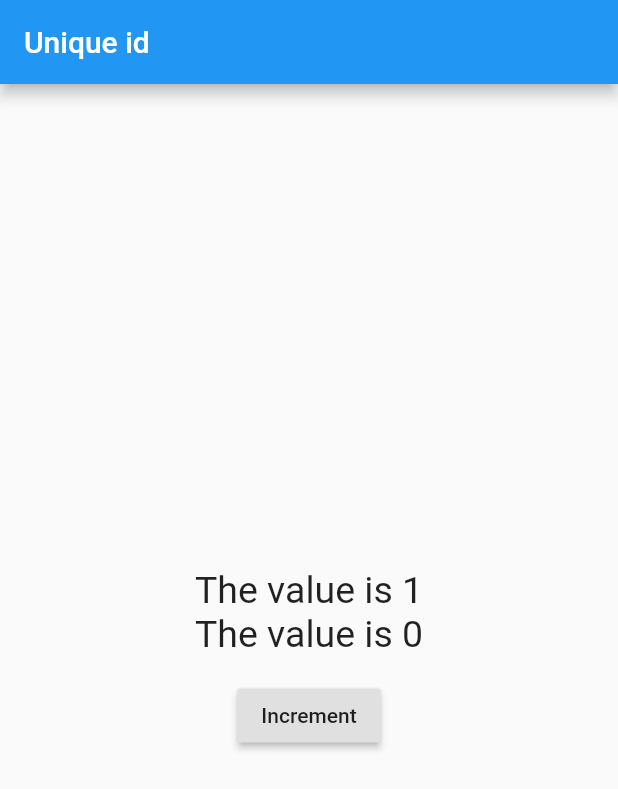
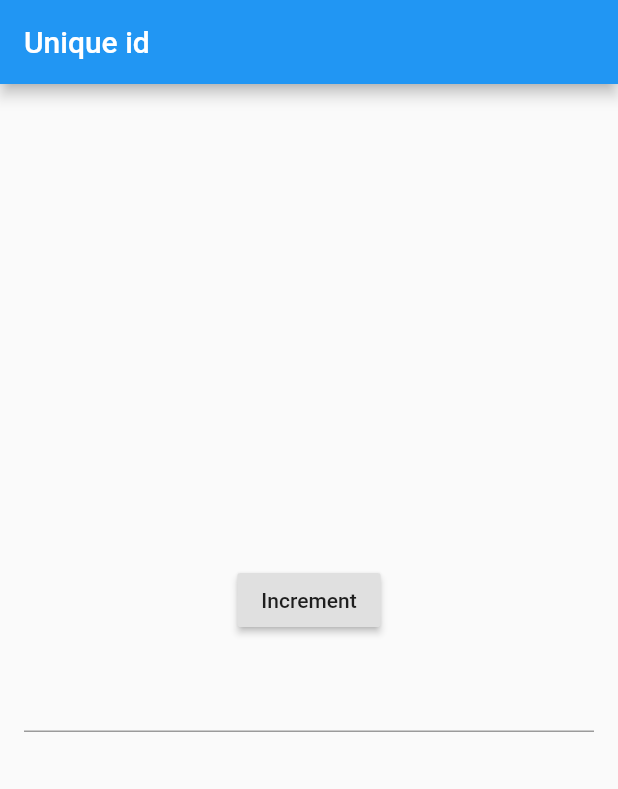
Before and after one commit to tamimiskhan/getx_flutter, a Flutter app: the screen it shows after launch, after a tap on "Increment", on a phone screen of 412 x 824 dp. Shown: the top 789 px of the screen. Run offline on Flutter 3.47's test engine with Material 2 defaults, Android fonts, the phone set to English and light mode, and no system bars; our stand-ins replace get.

Commit message:
Getx Worker state management.

```diff
--- a/lib/main.dart
+++ b/lib/main.dart
@@ -25,37 +25,19 @@ class MyApp extends StatelessWidget {
             mainAxisAlignment: MainAxisAlignment.center,
             crossAxisAlignment: CrossAxisAlignment.center,
             children: [
-              GetBuilder<MyController>(
-                id: 'txtCount',
-                //   initState: (data)=>myController.increment(),
-                //  dispose: (_)=>myController.cleanUpTask(),
-
-                builder: (controller) {
-                  return Text("The value is ${controller.count}",
-                      style: TextStyle(fontSize: 25));
-                },
-              ),
-              GetBuilder<MyController>(
-
-                //   initState: (data)=>myController.increment(),
-                //  dispose: (_)=>myController.cleanUpTask(),
-
-                builder: (controller) {
-                  return Text("The value is ${controller.count}",
-                      style: TextStyle(fontSize: 25));
-                },
-              ),
-              SizedBox(
-                height: 16,
-              ),
               RaisedButton(
                 onPressed: () {
-                  // myController.increment();
-
-                  //If instance of controller not create at top
-                  Get.find<MyController>().increment();
+                  myController.increment();
                 },
                 child: Text("Increment"),
+              ),
+              Padding(
+                padding: EdgeInsets.all(16),
+                child: TextField(
+                  onChanged: (val) {
+                    myController.increment();
+                  },
+                ),
               )
             ],
           ),
--- a/lib/my_controller.dart
+++ b/lib/my_controller.dart
@@ -1,12 +1,12 @@
 import 'package:get/get.dart';
 
 class MyController extends GetxController {
-  var count = 0;
+  var count = 0.obs;
 
   void increment() {
-   count++;
-    update(['txtCount']);
+    count++;
   }
+
 // void increment() async {
 //     await Future<int>.delayed(Duration(seconds: 5));
 //     this.count++;
@@ -18,15 +18,41 @@ class MyController extends GetxController {
   // }
 
 //   //Better approach
-// @override
-// void onInit(){
-//     print("Init Called");
-// }
+  @override
+  void onInit() {
+    //called every time when the value of count variable changes
+
+    // ever(count, (_) => print(count));
+
+    //called every time when the value of any variable from the list changes
+    //everAll([count], (_) =>  print(count));
+
+    //called every time  the user stops typing for 1 second
+
+    debounce(
+        count,
+        (_) => print(
+            "When the user stop typing for 1 sec the value of count will be printed"),
+        time: Duration(seconds: 1));
+
+    //Ignore all changes within 3 second.
+    //imagine tha the user can earn coins by clicking on something,
+    //if he clicked 300 times in the same minute,
+    //he would have 300 coins ,using interval,
+    //you can set a time frame for 3 seconds ,
+    //and even the clicking 300 or a thousand times,
+    //the maximum he would get in 1 minute would be 20 coins,
+    //clicking 300 or 1 million times
+
+    interval(count, (_) => print("Ignore all changes"),
+        time: Duration(seconds: 3));
+
+    super.onInit();
+  }
 //
 // @override
 // void onClose(){
 //     super.onClose();
 // }
 
-
 }
```
